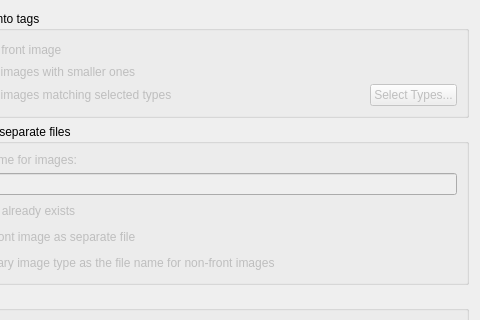
The window that ui/options_cover.ui (metabrainz/picard) describes before a commit, drawn with Qt 5; both pictures show x 152 to 632 and y 0 to 320 of the 632 by 560 pixel window.
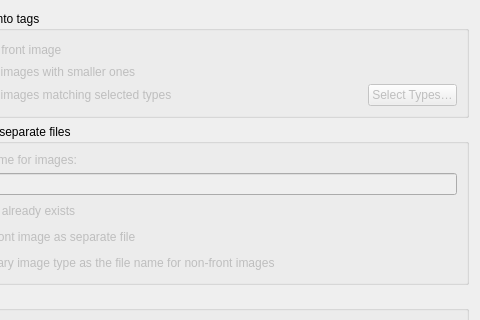
The same window after the commit. Icons and pictures are not drawn.

```diff
--- a/ui/options_cover.ui
+++ b/ui/options_cover.ui
@@ -70,7 +70,7 @@
            </sizepolicy>
           </property>
           <property name="text">
-           <string>Select Types...</string>
+           <string>Select Types…</string>
           </property>
          </widget>
         </item>
```
